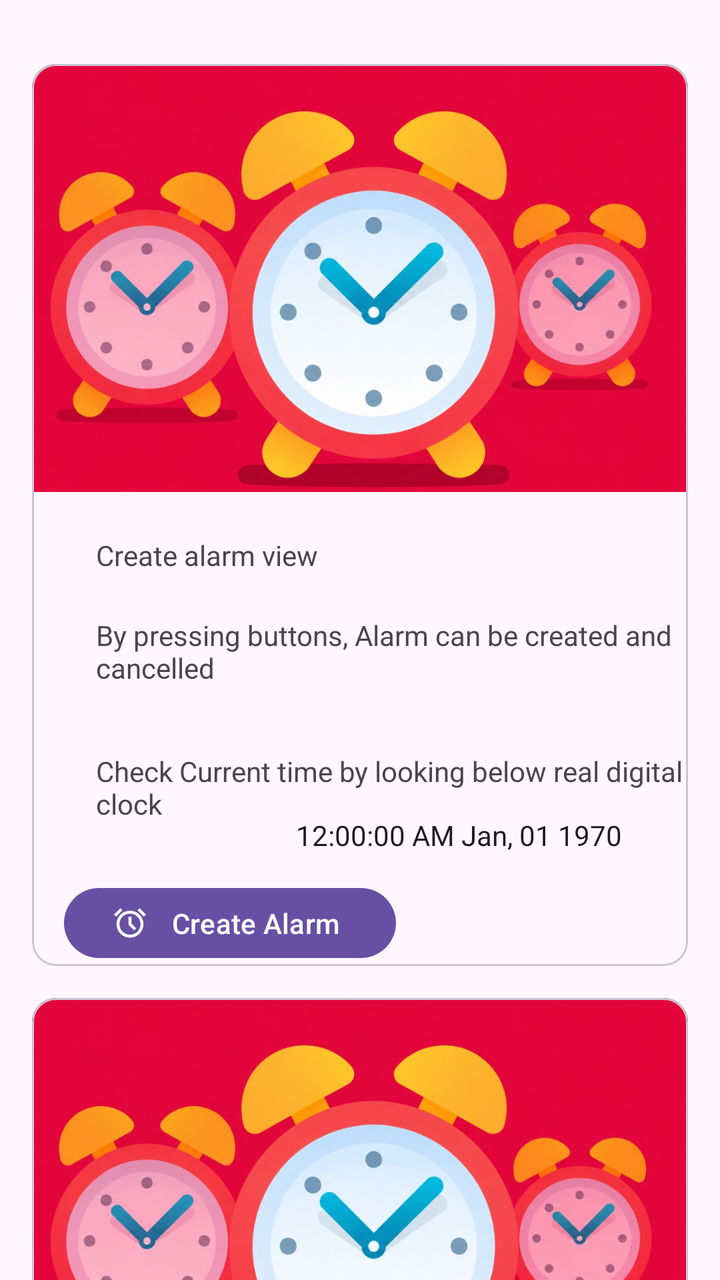
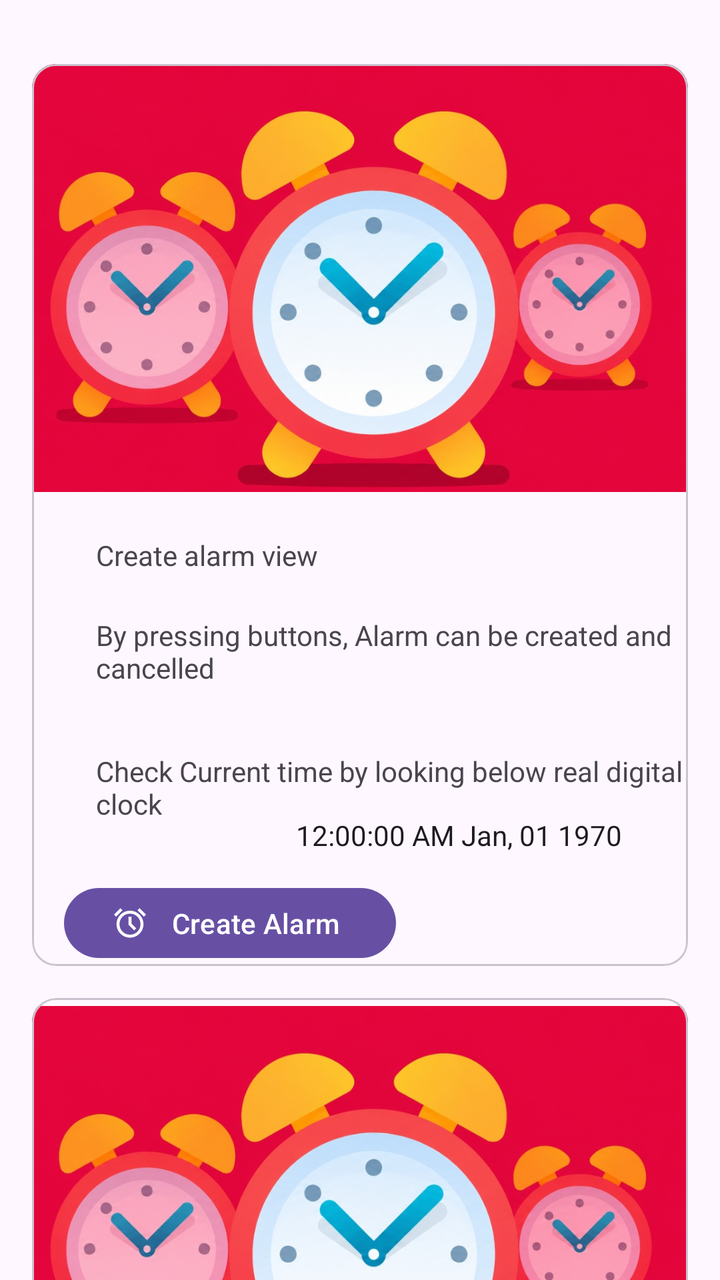

Two renders of the same Android screen: before a commit and after it. Below are the layout's source before the change and the commit's diff.
<!-- AndroidManifest.xml: application theme Theme._24012011182_MAD_PRACTICAL4 -->
<!-- res/layout/activity_main.xml -->
<?xml version="1.0" encoding="utf-8"?>
<androidx.constraintlayout.widget.ConstraintLayout
    android:id="@+id/main"
    xmlns:android="http://schemas.android.com/apk/res/android"
    xmlns:app="http://schemas.android.com/apk/res-auto"
    xmlns:tools="http://schemas.android.com/tools"
    android:layout_width="match_parent"
    android:layout_height="match_parent">

    <androidx.core.widget.NestedScrollView
        android:layout_height="match_parent"
        android:layout_width="match_parent"
        android:layout_marginTop="16dp"
        app:layout_constraintStart_toStartOf="parent"
        app:layout_constraintBottom_toBottomOf="parent"
        app:layout_constraintTop_toTopOf="parent"
        app:layout_constraintEnd_toEndOf="parent"
        >

        <androidx.constraintlayout.widget.ConstraintLayout
            android:layout_width="match_parent"
            android:layout_height="wrap_content">

            <com.google.android.material.card.MaterialCardView
                android:id="@+id/materialCardView"
                android:layout_width="match_parent"
                android:layout_height="wrap_content"
                android:layout_margin="16dp"
                android:layout_marginStart="4dp"
                android:layout_marginTop="4dp"
                android:padding="16dp"
                app:layout_constraintStart_toStartOf="parent"
                app:layout_constraintTop_toTopOf="parent"
                app:layout_constraintEnd_toEndOf="parent"
                >

                <androidx.constraintlayout.widget.ConstraintLayout
                    android:layout_width="match_parent"
                    android:layout_height="wrap_content">

                    <TextView
                        android:id="@+id/textView"
                        android:layout_width="150dp"
                        android:layout_height="52dp"
                        android:layout_marginStart="16dp"
                        android:layout_marginTop="220dp"
                        android:padding="16dp"
                        android:text="Create alarm view"
                        app:layout_constraintStart_toStartOf="parent"
                        app:layout_constraintTop_toTopOf="parent" />

                    <ImageView
                        android:id="@+id/imageView"
                        android:layout_width="0dp"
                        android:layout_height="214dp"
                        android:scaleType="centerCrop"
                        app:layout_constraintStart_toStartOf="parent"
                        app:layout_constraintTop_toTopOf="parent"
                        app:srcCompat="@drawable/alarm"
                        app:layout_constraintEnd_toEndOf="parent"
                        />

                    <TextView
                        android:id="@+id/textView2"
                        android:layout_width="wrap_content"
                        android:layout_height="wrap_content"
                        android:layout_marginStart="16dp"
                        android:layout_marginTop="260dp"
                        android:padding="16dp"
                        android:text="By pressing buttons, Alarm can be created and cancelled"
                        app:layout_constraintStart_toStartOf="parent"
                        app:layout_constraintTop_toTopOf="parent" />

                    <TextView
                        android:id="@+id/textView3"
                        android:layout_width="wrap_content"
                        android:layout_height="wrap_content"
                        android:layout_marginStart="16dp"
                        android:layout_marginTop="328dp"
                        android:padding="16dp"
                        android:text="Check Current time by looking below real digital clock"
                        app:layout_constraintStart_toStartOf="parent"
                        app:layout_constraintTop_toTopOf="parent" />


                    <TextClock
                        android:id="@+id/textView5"
                        android:layout_width="wrap_content"
                        android:layout_height="wrap_content"
                        android:layout_marginStart="116dp"
                        android:layout_marginTop="360dp"
                        android:format12Hour="hh:mm:ss a MMM, dd yyyy"
                        android:padding="16dp"
                        app:layout_constraintStart_toStartOf="parent"
                        app:layout_constraintTop_toTopOf="parent" />

                    <com.google.android.material.button.MaterialButton
                        android:id="@+id/set_alarm_btn"
                        android:layout_width="166dp"
                        android:layout_height="43dp"
                        android:layout_marginStart="16dp"
                        android:layout_marginTop="408dp"
                        android:text="Create Alarm"
                        app:icon="@drawable/outline_alarm_24"
                        app:layout_constraintStart_toStartOf="parent"
                        app:layout_constraintTop_toTopOf="parent">
                    </com.google.android.material.button.MaterialButton>
                </androidx.constraintlayout.widget.ConstraintLayout>
            </com.google.android.material.card.MaterialCardView>

            <com.google.android.material.card.MaterialCardView
                android:id="@+id/materialCardView2"
                android:layout_width="match_parent"
                android:layout_height="wrap_content"
                android:layout_margin="16dp"
                app:layout_constraintTop_toBottomOf="@id/materialCardView"
                app:layout_constraintStart_toStartOf="parent"
                app:layout_constraintEnd_toEndOf="parent">

                <androidx.constraintlayout.widget.ConstraintLayout
                    android:layout_width="match_parent"
                    android:layout_height="wrap_content">

                    <TextClock
                        android:id="@+id/textView10"
                        android:layout_width="match_parent"
                        android:layout_height="wrap_content"
                        android:layout_marginStart="152dp"
                        android:layout_marginTop="280dp"
                        android:padding="16dp"
                        android:format12Hour="hh:mm:ss"
                        app:layout_constraintStart_toStartOf="parent"
                        app:layout_constraintTop_toTopOf="parent" />

                    <TextView
                        android:id="@+id/textView6"
                        android:layout_width="150dp"
                        android:layout_height="52dp"
                        android:layout_marginStart="92dp"
                        android:layout_marginTop="236dp"
                        android:padding="16dp"
                        android:text="Set alarm time:"
                        app:layout_constraintStart_toStartOf="parent"
                        app:layout_constraintTop_toTopOf="parent" />

                    <ImageView
                        android:id="@+id/imageView7"
                        android:layout_width="match_parent"
                        android:layout_height="214dp"
                        android:scaleType="centerCrop"
                        app:layout_constraintStart_toStartOf="parent"
                        app:layout_constraintTop_toTopOf="parent"
                        app:srcCompat="@drawable/alarm" />

                    <com.google.android.material.button.MaterialButton
                        android:id="@+id/cancel_alarm_btn"
                        android:layout_width="166dp"
                        android:layout_height="43dp"
                        android:layout_marginStart="24dp"
                        android:layout_marginTop="332dp"
                        android:text="Cancle Alarm"
                        app:icon="@drawable/outline_alarm_off_24"
                        app:layout_constraintStart_toStartOf="parent"
                        app:layout_constraintTop_toTopOf="parent">

                    </com.google.android.material.button.MaterialButton>
                </androidx.constraintlayout.widget.ConstraintLayout>
            </com.google.android.material.card.MaterialCardView>
        </androidx.constraintlayout.widget.ConstraintLayout>
    </androidx.core.widget.NestedScrollView>
</androidx.constraintlayout.widget.ConstraintLayout>
<!-- resources referenced by this layout -->
<resources>
  <!-- drawable alarm: jpeg bitmap (drawable, 101825 bytes) -->
  <!-- drawable outline_alarm_24 (drawable) -->
  <vector xmlns:android="http://schemas.android.com/apk/res/android" android:height="24dp" android:tint="#000000" android:viewportHeight="960" android:viewportWidth="960" android:width="24dp">
        
      <path android:fillColor="@android:color/white" android:pathData="M339.5,851.5Q274,823 225.5,774.5Q177,726 148.5,660.5Q120,595 120,520Q120,445 148.5,379.5Q177,314 225.5,265.5Q274,217 339.5,188.5Q405,160 480,160Q555,160 620.5,188.5Q686,217 734.5,265.5Q783,314 811.5,379.5Q840,445 840,520Q840,595 811.5,660.5Q783,726 734.5,774.5Q686,823 620.5,851.5Q555,880 480,880Q405,880 339.5,851.5ZM480,520Q480,520 480,520Q480,520 480,520Q480,520 480,520Q480,520 480,520Q480,520 480,520Q480,520 480,520Q480,520 480,520Q480,520 480,520ZM592,688L648,632L520,504L520,320L440,320L440,536L592,688ZM224,94L280,150L110,320L54,264L224,94ZM736,94L906,264L850,320L680,150L736,94ZM480,800Q597,800 678.5,718.5Q760,637 760,520Q760,403 678.5,321.5Q597,240 480,240Q363,240 281.5,321.5Q200,403 200,520Q200,637 281.5,718.5Q363,800 480,800Z"/>
      
  </vector>
  <!-- drawable outline_alarm_off_24 (drawable) -->
  <vector xmlns:android="http://schemas.android.com/apk/res/android" android:height="24dp" android:tint="#000000" android:viewportHeight="960" android:viewportWidth="960" android:width="24dp">
        
      <path android:fillColor="@android:color/white" android:pathData="M798,690L738,630Q749,603 754.5,577.5Q760,552 760,524Q760,408 678,324Q596,240 480,240Q452,240 426,244.5Q400,249 374,260L314,200Q352,180 393.5,170Q435,160 480,160Q554,160 619.5,188Q685,216 734,265.5Q783,315 811.5,381Q840,447 840,524Q840,569 829,610.5Q818,652 798,690ZM850,320L680,150L736,94L906,264L850,320ZM820,936L694,810Q649,843 594.5,861.5Q540,880 480,880Q406,880 340.5,852Q275,824 226,776Q177,728 148.5,663Q120,598 120,524Q120,462 138.5,407.5Q157,353 192,308L158,274L110,322L54,266L102,218L28,144L84,88L876,880L820,936ZM480,801Q522,801 562,788Q602,775 636,752L248,366Q225,401 212.5,441.5Q200,482 200,524Q200,640 282,720.5Q364,801 480,801ZM442,559Q442,559 442,559Q442,559 442,559Q442,559 442,559Q442,559 442,559L442,559Q442,559 442,559Q442,559 442,559ZM556,445L556,445Q556,445 556,445Q556,445 556,445Q556,445 556,445Q556,445 556,445Q556,445 556,445Q556,445 556,445Z"/>
      
  </vector>
  <style name="Theme._24012011182_MAD_PRACTICAL4" parent="Base.Theme._24012011182_MAD_PRACTICAL4" />
  <style name="Base.Theme._24012011182_MAD_PRACTICAL4" parent="Theme.Material3.DayNight.NoActionBar">
          
          
      </style>
</resources>

<!-- the commit's change to res/layout/activity_main.xml (unified diff, before → after) -->
@@ -125,10 +125,10 @@
                         android:id="@+id/textView10"
                         android:layout_width="match_parent"
                         android:layout_height="wrap_content"
-                        android:layout_marginStart="152dp"
+                        android:layout_marginStart="60dp"
                         android:layout_marginTop="280dp"
+                        android:format12Hour="hh:mm:ss"
                         android:padding="16dp"
-                        android:format12Hour="hh:mm:ss"
                         app:layout_constraintStart_toStartOf="parent"
                         app:layout_constraintTop_toTopOf="parent" />
 
@@ -147,6 +147,7 @@
                         android:id="@+id/imageView7"
                         android:layout_width="match_parent"
                         android:layout_height="214dp"
+                        android:layout_marginTop="4dp"
                         android:scaleType="centerCrop"
                         app:layout_constraintStart_toStartOf="parent"
                         app:layout_constraintTop_toTopOf="parent"
